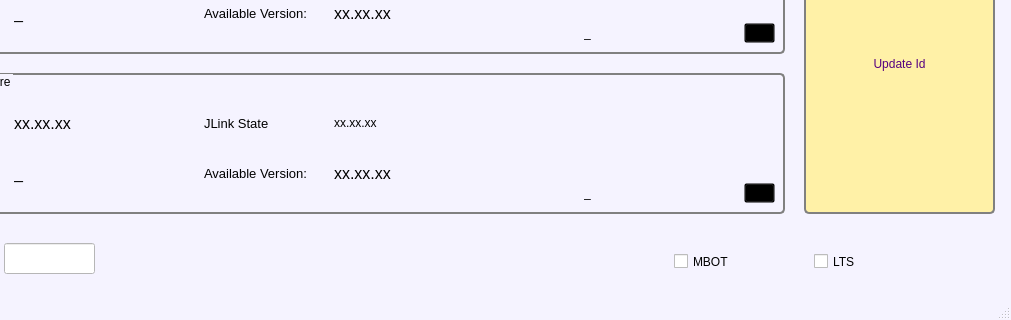
Qt form gui/loader_win.ui (WitnessGitHub/python-liberty-loader) before a commit; both pictures show x 166 to 1177 and y 427 to 747 of the 1177 by 747 pixel window.
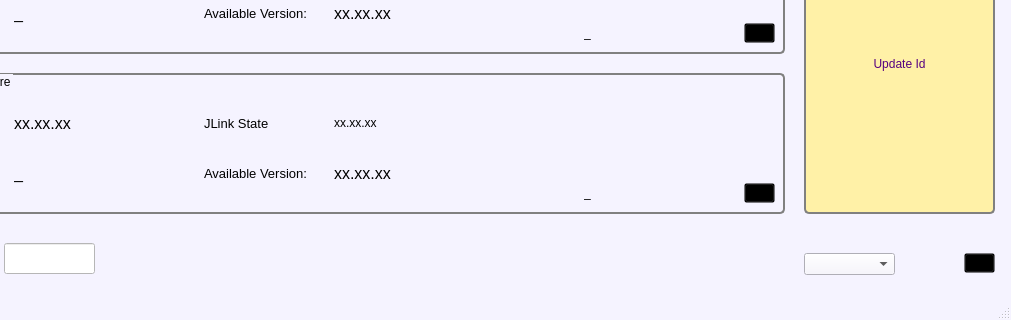
The same form after that commit.

What changed in the file:
```diff
--- a/gui/loader_win.ui
+++ b/gui/loader_win.ui
@@ -3974,28 +3974,10 @@
      <string>Update Images</string>
     </property>
    </widget>
-   <widget class="QCheckBox" name="checkBox_lts">
-    <property name="geometry">
-     <rect>
-      <x>980</x>
-      <y>680</y>
-      <width>61</width>
-      <height>17</height>
-     </rect>
-    </property>
-    <property name="styleSheet">
-     <string notr="true">QCheckBox:checked:hover {
-	background: green;
-}</string>
-    </property>
-    <property name="text">
-     <string>LTS</string>
-    </property>
-   </widget>
    <widget class="QLabel" name="labelNewIdStatus">
     <property name="geometry">
      <rect>
-      <x>320</x>
+      <x>310</x>
       <y>680</y>
       <width>501</width>
       <height>20</height>
@@ -4008,25 +3990,44 @@
      <bool>true</bool>
     </property>
    </widget>
-   <widget class="QCheckBox" name="checkBox_mbot">
-    <property name="enabled">
-     <bool>true</bool>
+   <widget class="QComboBox" name="comboBox">
+    <property name="geometry">
+     <rect>
+      <x>970</x>
+      <y>680</y>
+      <width>91</width>
+      <height>22</height>
+     </rect>
     </property>
+    <property name="editable">
+     <bool>false</bool>
+    </property>
+   </widget>
+   <widget class="QToolButton" name="toolButtonCnfgSetEnb">
     <property name="geometry">
      <rect>
-      <x>840</x>
+      <x>1130</x>
       <y>680</y>
-      <width>61</width>
-      <height>17</height>
+      <width>31</width>
+      <height>20</height>
      </rect>
     </property>
     <property name="styleSheet">
-     <string notr="true">QCheckBox:checked:hover {
-	background: green;
+     <string notr="true">QToolButton{
+	color:rgb(#f5f377);
+	background-color:transparent;
+}
+QToolButton:hover{
+	background-color:transparent;
+	font: 75 12pt &quot;MS Shell Dlg 2&quot;;
+}
+QToolButton:pressed{
+	background-color:rgb(#f5f366);
+	font: 75 14pt &quot;MS Shell Dlg 2&quot;;
 }</string>
     </property>
     <property name="text">
-     <string>MBOT</string>
+     <string>...</string>
     </property>
    </widget>
   </widget>
```
